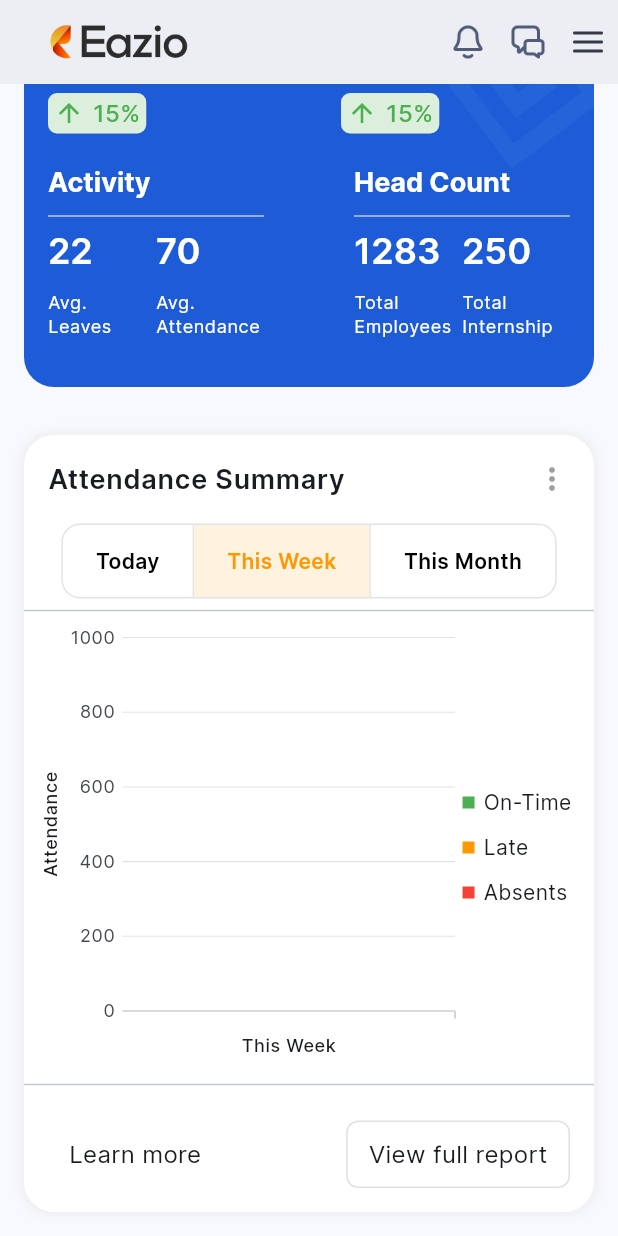
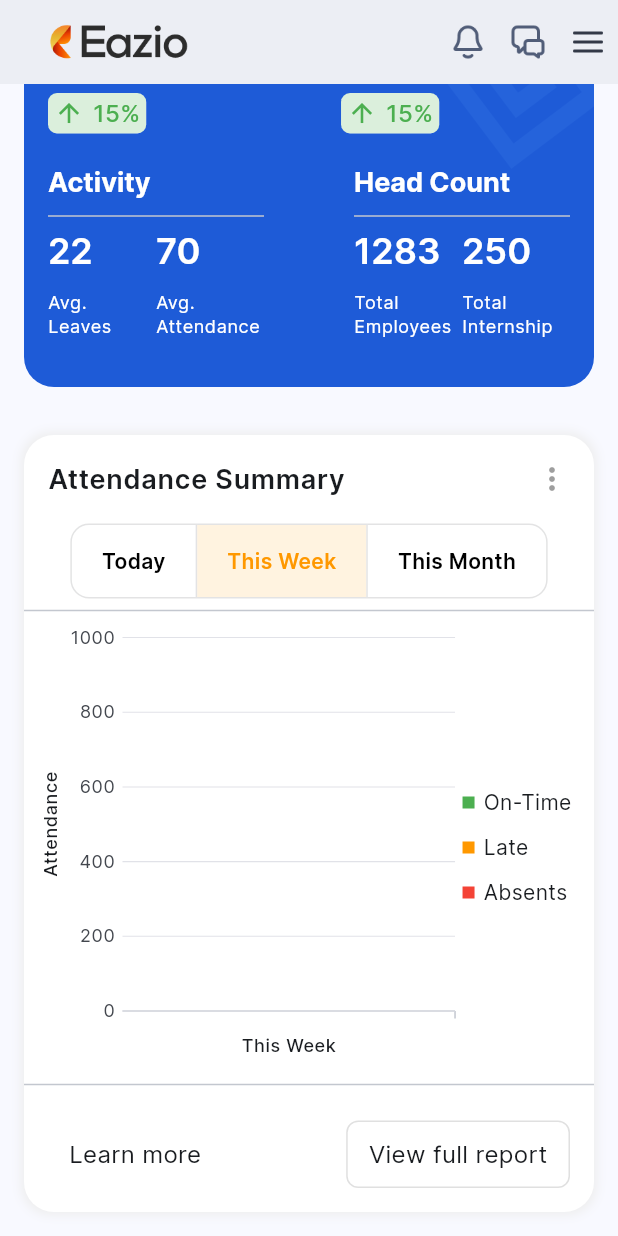
Before and after one commit to Syed-Waleed-Shah/eazio, a Flutter app: the screen it shows after launch, scrolled down 573 dp, on a phone screen of 412 x 824 dp. Run offline on Flutter 3.47's test engine with Material 3 defaults, Android fonts, the phone set to English and light mode, and no system bars; our stand-ins replace get, syncfusion_flutter_charts.

Commit message:
Fixed custom tab padding.

```diff
--- a/lib/widgets/custom_tab_bar.dart
+++ b/lib/widgets/custom_tab_bar.dart
@@ -31,7 +31,7 @@ class CustomTabBar extends StatelessWidget {
       children: labels
           .map<Widget>(
             (label) => Padding(
-              padding: const EdgeInsets.symmetric(horizontal: 22.0),
+              padding: const EdgeInsets.symmetric(horizontal: 20.0),
               child: Text(label),
             ),
           )
```
